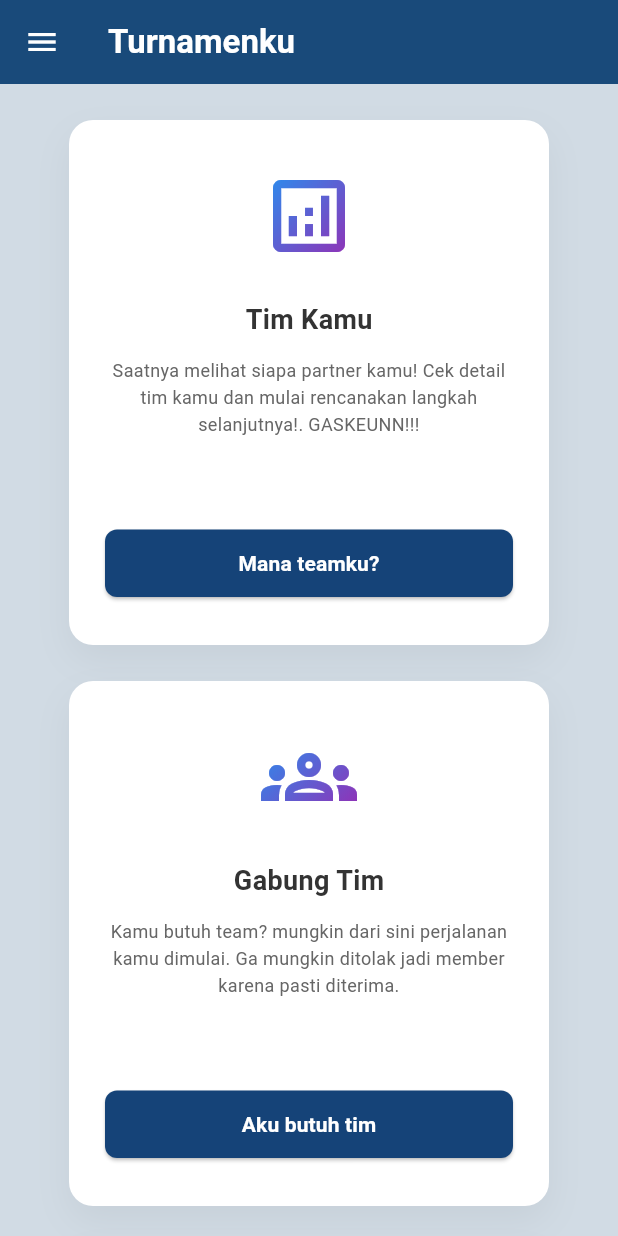
After one commit to pbp-d12/turnamenku-mobile, a Flutter app: the TeamSelectionPage screen opened directly, on a phone screen of 412 x 824 dp. The commit adds this screen. Run offline on Flutter 3.47's test engine with Material 3 defaults, Android fonts, the phone set to English and light mode, and no system bars; missing offline and left inert: pbp_django_auth; network calls fail; Roboto replaces fonts that are missing (Poppins).

Commit message:
Nambah Page Teams

```diff
--- a/lib/core/widgets/left_drawer.dart
+++ b/lib/core/widgets/left_drawer.dart
@@ -11,6 +11,7 @@ import 'package:turnamenku_mobile/features/main/screens/home_page.dart';
 import 'package:turnamenku_mobile/features/main/screens/profile_page.dart';
 import 'package:turnamenku_mobile/features/tournaments/screens/tournament_list_page.dart';
 import 'package:turnamenku_mobile/features/predictions/screens/prediction_page.dart';
+import 'package:turnamenku_mobile/features/teams/screens/team_page.dart';
 
 class LeftDrawer extends StatelessWidget {
   final Map<String, dynamic>? userData;
@@ -149,12 +150,9 @@ class LeftDrawer extends StatelessWidget {
             icon: Icons.groups_rounded,
             title: "Teams",
             onTap: () {
-              Navigator.pop(context);
-              CustomSnackbar.show(
-                context,
-                "Fitur Teams belum tersedia.",
-                SnackbarStatus.info,
-              );
+              Navigator.pushReplacement(
+                context, MaterialPageRoute(
+                  builder: (context) => TeamSelectionPage(userData: userData)));
             },
           ),
           _buildDrawerItem(
--- /dev/null
+++ b/lib/features/teams/screens/team_page.dart
@@ -0,0 +1,178 @@
+import 'package:flutter/material.dart';
+// Pastikan import LeftDrawer dan AppColors kamu benar
+import 'package:turnamenku_mobile/core/widgets/left_drawer.dart';
+import 'package:turnamenku_mobile/core/theme/app_theme.dart';
+
+class TeamSelectionPage extends StatelessWidget {
+  final Map<String, dynamic>? userData;
+  const TeamSelectionPage({super.key, this.userData});
+
+  @override
+  Widget build(BuildContext context) {
+    return Scaffold(
+      appBar: AppBar(
+        title: const Text(
+          "Turnamenku",
+          style: TextStyle(fontWeight: FontWeight.bold),
+        ),
+        backgroundColor: AppColors.blue400, // Sesuaikan primary color
+        foregroundColor: Colors.white, // Warna teks/icon header
+      ),
+
+      drawer: LeftDrawer(userData: userData),
+
+      backgroundColor: AppColors.blue50, // Background sesuai request sebelumnya
+      body: Center(
+        child: SingleChildScrollView(
+          padding: const EdgeInsets.all(24.0),
+          child: Column(
+            mainAxisAlignment: MainAxisAlignment.center,
+            children: [
+              Wrap(
+                spacing: 24,
+                runSpacing: 24,
+                alignment: WrapAlignment.center,
+                children: [
+                  _buildCard(
+                    context,
+                    icon: Icons.analytics_outlined,
+                    title: "Tim Kamu",
+                    description:
+                        "Saatnya melihat siapa partner kamu! Cek detail tim kamu dan mulai rencanakan langkah selanjutnya!. GASKEUNN!!!",
+                    buttonText: "Mana teamku?",
+                    onPressed: () {},
+                  ),
+                  _buildCard(
+                    context,
+                    icon: Icons.groups_outlined,
+                    title: "Gabung Tim",
+                    description:
+                        "Kamu butuh team? mungkin dari sini perjalanan kamu dimulai. Ga mungkin ditolak jadi member karena pasti diterima.",
+                    buttonText: "Aku butuh tim",
+                    onPressed: () {},
+                  ),
+                  _buildCard(
+                    context,
+                    icon: Icons.manage_accounts_outlined,
+                    title: "Kelola Tim",
+                    description:
+                        "Sebagai kapten mengeluarkan anggota team dan mengganti komponen team lainnya adalah hal yang mudah.",
+                    buttonText: "Saatnya bekerja",
+                    onPressed: () {},
+                  ),
+                ],
+              ),
+              const SizedBox(height: 50),
+              SizedBox(
+                width: 200,
+                height: 50,
+                child: ElevatedButton(
+                  style: ElevatedButton.styleFrom(
+                    backgroundColor: const Color(0xFF2ECC71), // Green
+                    foregroundColor: Colors.white,
+                    shape: RoundedRectangleBorder(
+                      borderRadius: BorderRadius.circular(8),
+                    ),
+                    elevation: 4,
+                  ),
+                  onPressed: () {},
+                  child: const Text(
+                    "Buat Tim Baru",
+                    style: TextStyle(fontSize: 16, fontWeight: FontWeight.bold),
+                  ),
+                ),
+              ),
+              const SizedBox(height: 12),
+              const Text(
+                "Jadilah kapten dari teammu sendiri!",
+                style: TextStyle(color: Colors.grey, fontSize: 12),
+              ),
+            ],
+          ),
+        ),
+      ),
+    );
+  }
+
+  Widget _buildCard(
+    BuildContext context, {
+    required IconData icon,
+    required String title,
+    required String description,
+    required String buttonText,
+    required VoidCallback onPressed,
+  }) {
+    return Container(
+      width: 320,
+      height: 350,
+      padding: const EdgeInsets.symmetric(horizontal: 24, vertical: 32),
+      decoration: BoxDecoration(
+        color: Colors.white,
+        borderRadius: BorderRadius.circular(16),
+        boxShadow: [
+          BoxShadow(
+            color: Colors.black.withOpacity(0.05),
+            blurRadius: 20,
+            offset: const Offset(0, 10),
+          ),
+        ],
+      ),
+      child: Column(
+        mainAxisAlignment: MainAxisAlignment.spaceBetween,
+        children: [
+          Column(
+            children: [
+              ShaderMask(
+                shaderCallback: (Rect bounds) {
+                  return const LinearGradient(
+                    colors: [Colors.blue, Colors.purple],
+                    begin: Alignment.topLeft,
+                    end: Alignment.bottomRight,
+                  ).createShader(bounds);
+                },
+                child: Icon(icon, size: 64, color: Colors.white),
+              ),
+              const SizedBox(height: 24),
+              Text(
+                title,
+                style: const TextStyle(
+                  fontSize: 18,
+                  fontWeight: FontWeight.bold,
+                  color: Color(0xFF333333),
+                ),
+              ),
+              const SizedBox(height: 12),
+              Text(
+                description,
+                textAlign: TextAlign.center,
+                style: const TextStyle(
+                  fontSize: 12,
+                  color: Color(0xFF666666),
+                  height: 1.5,
+                ),
+              ),
+            ],
+          ),
+          SizedBox(
+            width: double.infinity,
+            height: 45,
+            child: ElevatedButton(
+              style: ElevatedButton.styleFrom(
+                backgroundColor: const Color(0xFF154378), // Dark Blue
+                foregroundColor: Colors.white,
+                shape: RoundedRectangleBorder(
+                  borderRadius: BorderRadius.circular(8),
+                ),
+              ),
+              onPressed: onPressed,
+              child: Text(
+                buttonText,
+                style: const TextStyle(fontWeight: FontWeight.w600),
+              ),
+            ),
+          ),
+        ],
+      ),
+    );
+  }
+}
```
Also changed, not shown: pubspec.lock.
